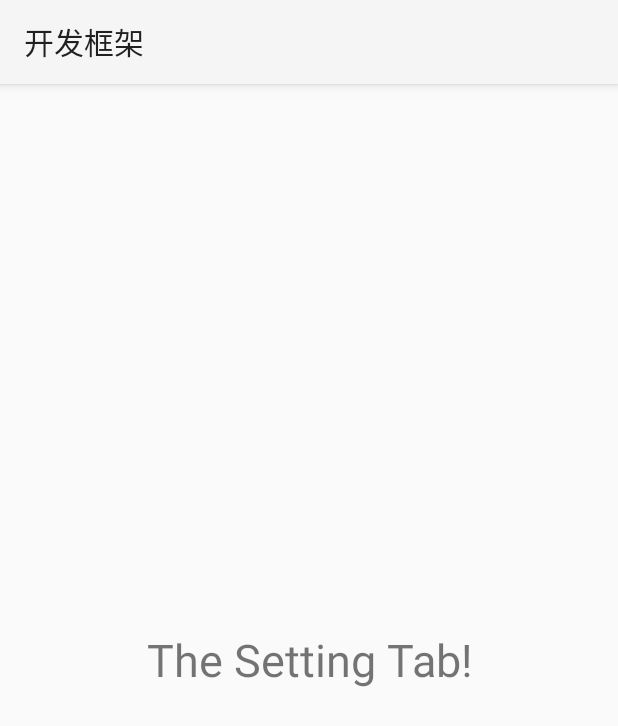
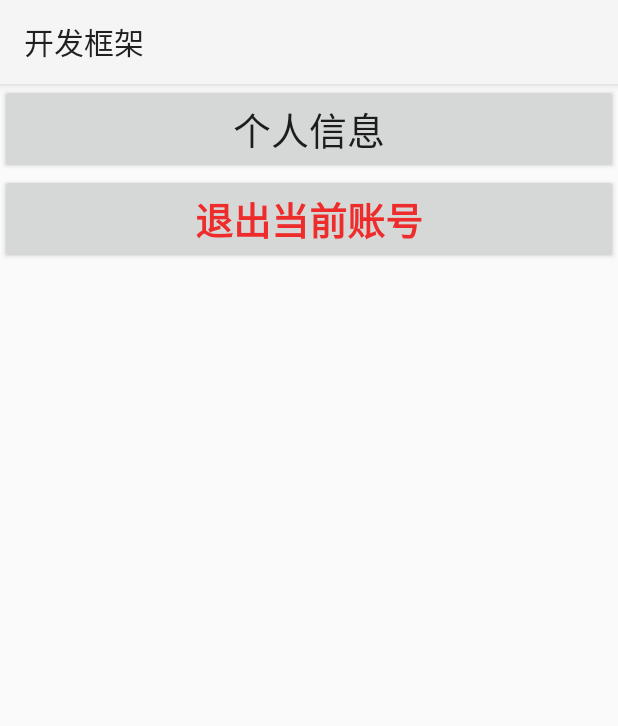
Before and after one commit to zhang232342/AndroidFrame, an Android app: the fragment SettingFragment shown on its own in the app's theme, on a phone screen of 412 x 824 dp. Shown: the top 726 px of the screen. Run offline under Robolectric (Android 15) with nearby library versions, the phone set to English and light mode, and no system bars.

Commit message:
更新登陆后的主界面 包括tabs

```diff
--- a/app/src/main/java/cn/com/lttc/loginui/MainActivity.java
+++ b/app/src/main/java/cn/com/lttc/loginui/MainActivity.java
@@ -466,15 +466,17 @@ public class MainActivity extends AppCompatActivity implements View.OnClickListe
                     String result = jsonObject.getString("name");
                     String tokens = jsonObject.getString("value");
                     //创建sharedPreference对象，tokens表示文件名，MODE_PRIVATE表示访问权限为私有的
-                    SharedPreferences sp = getSharedPreferences("tokens", MODE_PRIVATE);
+                    SharedPreferences sp = getSharedPreferences("token", MODE_PRIVATE);
                     //获得sp的编辑器
                     SharedPreferences.Editor ed = sp.edit();
                     //tokens保存到本地
                     ed.putString("tokens", tokens);
+                    ed.commit();
+                    Log.d("tokens：",tokens);
                     if(PathName.SUCCESS.equals(result)){
                      startActivity(new Intent(MainActivity.this, MenuActivity.class));
                     }
-                    ed.commit();
+
                     Log.d("返回值解析后：",result);
                 } catch (JSONException e) {
                     e.printStackTrace();
--- a/app/src/main/java/cn/com/lttc/loginui/SettingFragment.java
+++ b/app/src/main/java/cn/com/lttc/loginui/SettingFragment.java
@@ -1,18 +1,76 @@
 package cn.com.lttc.loginui;
 
+import android.content.Context;
+import android.content.Intent;
+import android.content.SharedPreferences;
 import android.os.Bundle;
+import android.os.Message;
 import android.support.annotation.NonNull;
 import android.support.annotation.Nullable;
 import android.support.v4.app.Fragment;
+import android.util.Log;
 import android.view.LayoutInflater;
 import android.view.View;
 import android.view.ViewGroup;
+import android.widget.Button;
+import android.widget.Toast;
+
+import org.json.JSONException;
+import org.json.JSONObject;
+
+import utils.HttpLogin;
+import utils.PathName;
 
 public class SettingFragment  extends Fragment {
+    //四个Tab对应的ImageButton
+    private Button mPerMsgBut;//个人信息按钮
+    private Button mExitBut;//退出按钮
     @Nullable
     @Override
     public View onCreateView(@NonNull LayoutInflater inflater, @Nullable ViewGroup container, @Nullable Bundle savedInstanceState) {
         View view = inflater.inflate(R.layout.setting_tab, container, false);
         return view;
     }
+
+    @Override
+    public void onActivityCreated(@Nullable Bundle savedInstanceState) {
+        super.onActivityCreated(savedInstanceState);
+        mPerMsgBut = getActivity().findViewById(R.id.per_msg);//绑定按钮
+        mExitBut = getActivity().findViewById(R.id.exit);//绑定按钮
+        mPerMsgBut.setOnClickListener(new View.OnClickListener() {
+            @Override
+            public void onClick(View view) {
+                Toast.makeText(getActivity(), "success", Toast.LENGTH_LONG).show();
+                queryPer();
+
+            }
+        });
+
+    }
+    public void queryPer(){//查询个人信息方法
+        new Thread(new Runnable() {
+            @Override
+            public void run() {
+                try {
+                    SharedPreferences preference = getActivity().getSharedPreferences("token", Context.MODE_PRIVATE);
+                    Log.d("开始","开始进入方法");
+                    String str = HttpLogin.QueryPerMsg(preference);
+                    Log.d("1",str);
+                    Log.d("返回值",str);
+                    Log.d("结束","结束查询");
+
+//                    Bundle bundle = new Bundle();
+//                    bundle.putString("result",str);
+//                    Message msg = new Message();
+//                    msg.setData(bundle);
+//                    JSONObject jsonObject = new JSONObject(str);
+//                    String result = jsonObject.getString("name");
+//                    String tokens = jsonObject.getString("value");
+//                    Log.d("返回值解析后：",result);
+                } catch (Exception e) {
+                    e.printStackTrace();
+                }
+            }
+        }).start();
+    }
 }
--- a/app/src/main/java/utils/PathName.java
+++ b/app/src/main/java/utils/PathName.java
@@ -1,7 +1,8 @@
 package utils;
 
 public class PathName {
-    public static final String PATH_ADDRESS = "http://192.168.10.185:8080/source_1_0/login/mobileLogin";//服务器登陆地址
+    public static final String PATH_ADDRESS = "http://192.168.10.185:8080/source_2_0/android/login/doLogin";//服务器登陆地址
+    public static final String PER_MSG = "http://192.168.10.185:8080/source_2_0/android/user/test";//个人信息
     public static final String SUCCESS ="SUCCESS";//返回成功
     public static final String ERROR ="ERROR";//返回失败
 
--- a/app/src/main/res/layout/setting_tab.xml
+++ b/app/src/main/res/layout/setting_tab.xml
@@ -3,10 +3,22 @@
     android:orientation="vertical"
     android:layout_width="match_parent"
     android:layout_height="match_parent">
-    <TextView
+    <Button
         android:layout_width="match_parent"
-        android:layout_height="match_parent"
+        android:layout_height="60dp"
+        android:textSize="25sp"
+        android:text="个人信息"
+        android:id="@+id/per_msg"
         android:gravity="center"
-        android:textSize="30sp"
-        android:text="The Setting Tab!"/>
+        />
+
+    <Button
+        android:layout_width="match_parent"
+        android:layout_height="60dp"
+        android:gravity="center"
+        android:text="退出当前账号"
+        android:id="@+id/exit"
+        android:textColor="#EE2C2C"
+        android:textSize="25sp"
+        android:textStyle="bold" />
 </LinearLayout>
--- a/app/src/main/res/layout/top.xml
+++ b/app/src/main/res/layout/top.xml
@@ -3,7 +3,7 @@
     xmlns:tools="http://schemas.android.com/tools"
     android:layout_width="match_parent"
     android:layout_height="45dp"
-    android:background="@android:drawable/title_bar"
+    android:background="@color/material_grey_100"
     android:gravity="center"
     android:orientation="vertical">
 
@@ -11,8 +11,8 @@
         android:layout_width="wrap_content"
         android:layout_height="wrap_content"
         android:text="开发框架"
-        android:textColor="#ffffff"
+        android:textColor="#000000"
         android:textSize="20sp"
-        android:textStyle="bold" />
+        />
 
 </LinearLayout>
```
Also changed, not shown: app/src/main/java/utils/HttpLogin.java (+39 -0 lines).
